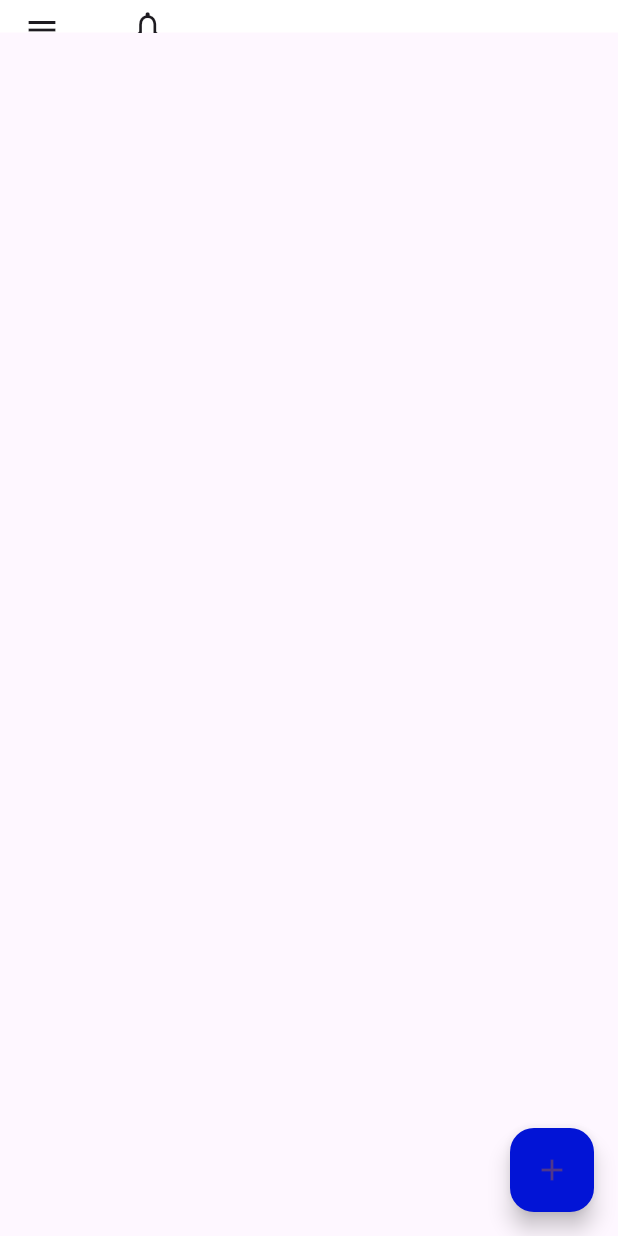
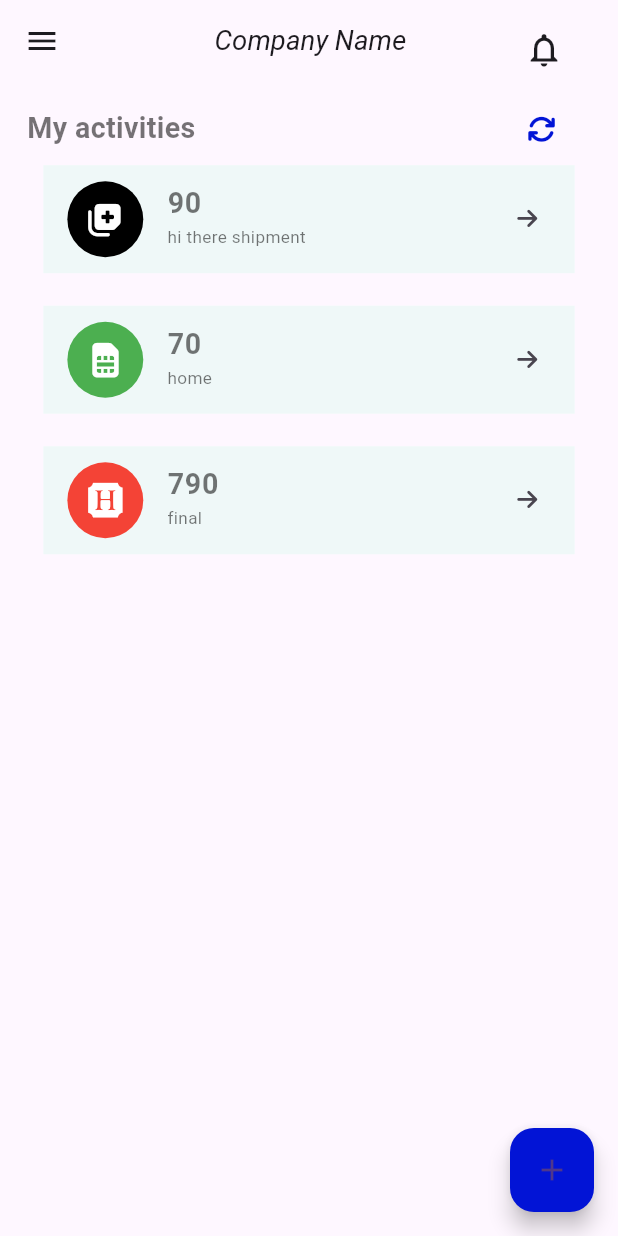
Before and after one commit to nebert12a/odoreminderapp, a Flutter app: the MainScreen screen opened directly, on a phone screen of 412 x 824 dp. Run offline on Flutter 3.47's test engine with Material 2 defaults, Android fonts, the phone set to English and light mode, and no system bars; our stand-ins replace carousel_slider, flutter_screenutil, font_awesome_flutter, get, google_fonts; Roboto replaces fonts that are missing (Hind, lato).

Commit message:
Updated main screen

```diff
--- /dev/null
+++ b/lib/CustomWidget/listActivity.dart
@@ -0,0 +1,50 @@
+import 'package:flutter/material.dart';
+import 'package:flutter_screenutil/flutter_screenutil.dart';
+import 'package:font_awesome_flutter/font_awesome_flutter.dart';
+
+import '../globalVariables/global.dart';
+
+class ListActivity extends StatelessWidget {
+  const ListActivity({Key? key, required this.activity, required this.numberOfTimesRepeated, required this.icon, required this.color, required this.function}) : super(key: key);
+  final String activity;
+  final int numberOfTimesRepeated;
+  final IconData icon;
+  final Color color;
+  final VoidCallback function;
+
+  @override
+  Widget build(BuildContext context) {
+    return Padding(padding:EdgeInsets.all(30.h),
+    child: Container(
+      color: GlobalVariables.backgroundTextColor,
+      child: ListTile(
+        leading:CircleAvatar(radius: 70.r,
+          backgroundColor: color,
+          child: Icon(
+            icon,
+            size: 60.sp,
+            color: GlobalVariables.backgroundColor,
+          ),
+        ),
+        title:   Text(
+            numberOfTimesRepeated.toString(),
+          style: TextStyle(
+              fontSize: 50.0.sp,
+              fontWeight: FontWeight.bold,
+              color: Colors.black54),
+        ),
+        subtitle:  Text(
+          activity,
+          style: TextStyle(fontSize: 30.0.sp, color: Colors.black54),
+        ),
+        trailing:  Icon(
+          FontAwesomeIcons.arrowRight,
+          size: 40.sp,
+        ),
+        tileColor: Colors.white70,
+        onTap: function,
+        enabled: true,
+      ),
+    ),);
+  }
+}
--- a/lib/globalVariables/global.dart
+++ b/lib/globalVariables/global.dart
@@ -6,7 +6,7 @@ class GlobalVariables {
     'assets/images/slider3.jpg',
   ];
   static const backgroundColor = Colors.white;
-  static const Color backgroundTextColor = Color(0xffebecee);
+  static const Color backgroundTextColor = Color(0xffeff8f8);
   static const Color buttonColor = Color(0xFF010857);
   static const Color callToActionColor = Color(0xFF0214D6);
 
--- a/lib/screens/mainScreen.dart
+++ b/lib/screens/mainScreen.dart
@@ -1,6 +1,10 @@
 import 'package:flutter/material.dart';
 import 'package:flutter_screenutil/flutter_screenutil.dart';
+import 'package:font_awesome_flutter/font_awesome_flutter.dart';
 import 'package:odoapplications/globalVariables/global.dart';
+
+import '../CustomWidget/activityWidget.dart';
+import '../CustomWidget/listActivity.dart';
 
 class MainScreen extends StatefulWidget {
   const MainScreen({Key? key}) : super(key: key);
@@ -10,48 +14,111 @@ class MainScreen extends StatefulWidget {
 }
 
 class _MainScreenState extends State<MainScreen> {
+ void helo(){
+    print("helloooo");
+  }
   @override
   Widget build(BuildContext context) {
     return SafeArea(
       child: Scaffold(
         appBar: PreferredSize(
-          preferredSize: Size.fromHeight(60.h),
+          preferredSize: Size.fromHeight(150.h),
           child: AppBar(
-            flexibleSpace: Container(
-              decoration: const BoxDecoration(
-                color: Colors.white,
-              ),
-            ),
             title: Row(
               mainAxisAlignment: MainAxisAlignment.spaceBetween,
               children: [
+                SizedBox(
+                  width: 20.w,
+                ),
+                Text(
+                  "Company Name",
+                  style: TextStyle(fontSize: 48.sp),
+                ),
                 Container(
-                  padding: const EdgeInsets.only(left: 15, right: 10,top: 12),
+                  padding: const EdgeInsets.only(left: 15, right: 10, top: 12),
                   child: Row(
                     children: [
                       Padding(
                         padding: const EdgeInsets.only(right: 10),
-                        child: Icon(
-                          Icons.notifications_outlined,
-                          size: 60.sp,
+                        child: GestureDetector(
+                          child: Icon(
+                            Icons.notifications_outlined,
+                            size: 70.sp,
+                          ),
+                          onTap: () => () {},
                         ),
                       ),
                     ],
                   ),
-                )
+                ),
               ],
             ),
           ),
         ),
-        body: Column(
-          children: const [],
+        body: Padding(
+          padding: EdgeInsets.all(50.0.h),
+          child: SingleChildScrollView(
+            child: Column(
+              children: [
+                Row(
+                  mainAxisAlignment: MainAxisAlignment.start,
+                  children: [
+                    Text(
+                      "My activities",
+                      style: TextStyle(
+                          fontSize: 50.0.sp,
+                          fontWeight: FontWeight.bold,
+                          color: Colors.black54),
+                    ),
+                    SizedBox(
+                      width: 580.w,
+                    ),
+                    GestureDetector(
+                      child: Icon(
+                        FontAwesomeIcons.refresh,
+                        size: 50.sp,
+                        color: GlobalVariables.callToActionColor,
+                      ),
+                      onTap: () => {},
+                    ),
+                  ],
+                ),
+                ListActivity(
+                  activity: 'hi there shipment',
+                  function: ()=>{
+                  },
+                  numberOfTimesRepeated: 90,
+                  color: Colors.black,
+                  icon: FontAwesomeIcons.notesMedical,
+                ),
+                ListActivity(
+                  activity: 'home',
+                  function: ()=>{
+
+                  },
+                  numberOfTimesRepeated: 70,
+                  color: Colors.green,
+                  icon: FontAwesomeIcons.simCard,
+                ),
+                ListActivity(
+                  activity: 'final',
+                  function:()=>{
+
+                  },
+                  numberOfTimesRepeated: 790,
+                  color: Colors.red,
+                  icon: FontAwesomeIcons.hireAHelper,
+                ),
+              ],
+            ),
+          ),
         ),
         drawer: const Drawer(),
         floatingActionButton: FloatingActionButton(
-          onPressed: () {  },
+          onPressed: () {},
           backgroundColor: GlobalVariables.callToActionColor,
           child: const Icon(Icons.add),
-        )
+        ),
       ),
     );
   }
--- a/pubspec.yaml
+++ b/pubspec.yaml
@@ -40,6 +40,8 @@ dependencies:
   get: ^4.6.5
   carousel_slider: ^4.1.1
   font_awesome_flutter: ^10.1.0
+  animations: ^2.0.4
+  flutter_speed_dial: ^6.0.0
 
 dev_dependencies:
   flutter_test:
```
Also changed, not shown: lib/CustomWidget/activityWidget.dart (added, +62 -0 lines), pubspec.lock.
